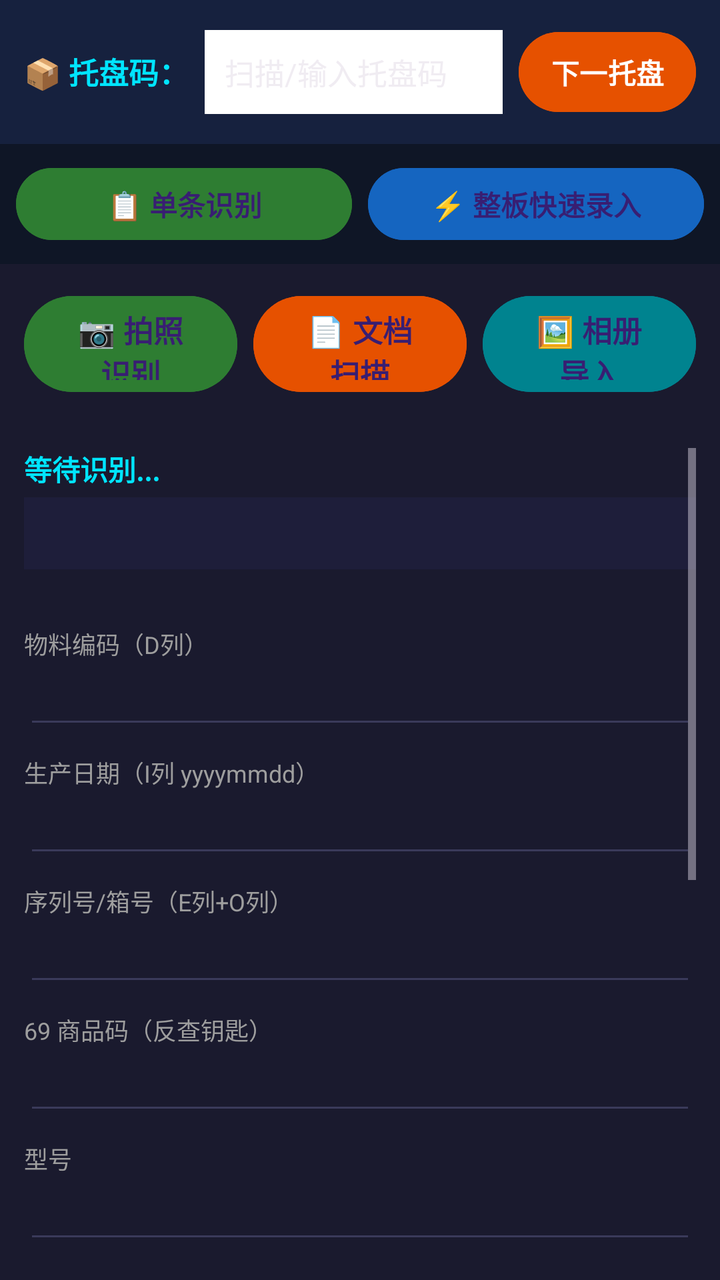
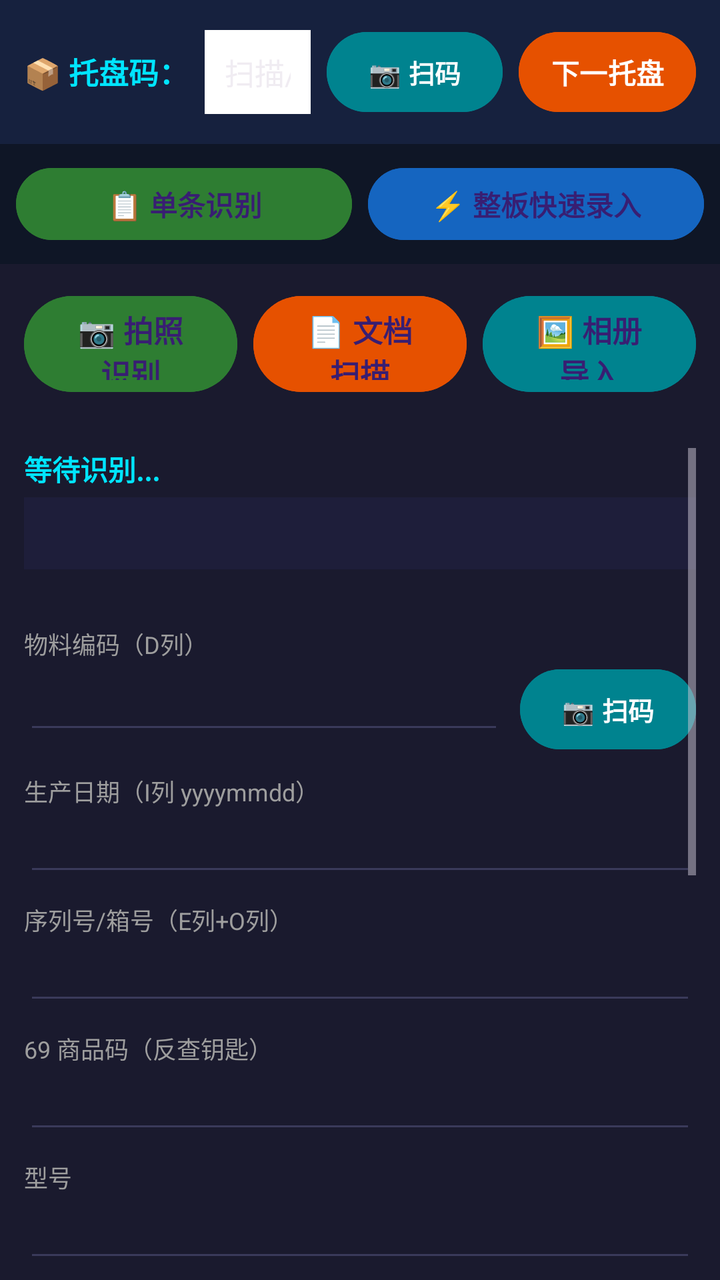

Compare the two renders of this Android layout. The source of the first and the diff that turns it into the second are given below.
<!-- AndroidManifest.xml: application theme Theme.LabelScanner -->
<!-- res/layout/activity_main.xml -->
<?xml version="1.0" encoding="utf-8"?>
<LinearLayout xmlns:android="http://schemas.android.com/apk/res/android"
    android:layout_width="match_parent"
    android:layout_height="match_parent"
    android:orientation="vertical"
    android:background="#1a1a2e">

    
    <LinearLayout
        android:id="@+id/trayBar"
        android:layout_width="match_parent"
        android:layout_height="wrap_content"
        android:orientation="horizontal"
        android:padding="12dp"
        android:background="#16213e"
        android:gravity="center_vertical">

        <TextView
            android:layout_width="wrap_content"
            android:layout_height="wrap_content"
            android:text="📦 托盘码："
            android:textColor="#00e5ff"
            android:textSize="15sp"
            android:textStyle="bold" />

        <EditText
            android:id="@+id/etTrayCode"
            android:layout_width="0dp"
            android:layout_height="wrap_content"
            android:layout_weight="1"
            android:layout_marginStart="8dp"
            android:background="@android:color/white"
            android:hint="扫描/输入托盘码"
            android:inputType="textCapCharacters"
            android:padding="10dp"
            android:textColor="#000000"
            android:textSize="15sp" />

        <Button
            android:id="@+id/btnNextTray"
            android:layout_width="wrap_content"
            android:layout_height="wrap_content"
            android:layout_marginStart="8dp"
            android:backgroundTint="#e65100"
            android:paddingHorizontal="16dp"
            android:text="下一托盘"
            android:textColor="#ffffff"
            android:textSize="14sp"
            android:textStyle="bold" />
    </LinearLayout>

    
    <LinearLayout
        android:layout_width="match_parent"
        android:layout_height="wrap_content"
        android:orientation="horizontal"
        android:padding="8dp"
        android:background="#0f1626"
        android:gravity="center">

        <Button
            android:id="@+id/btnModeSingle"
            android:layout_width="0dp"
            android:layout_height="44dp"
            android:layout_weight="1"
            android:backgroundTint="#2e7d32"
            android:text="📋 单条识别"
            android:textSize="14sp"
            android:textStyle="bold" />

        <Button
            android:id="@+id/btnModeBatch"
            android:layout_width="0dp"
            android:layout_height="44dp"
            android:layout_weight="1"
            android:layout_marginStart="8dp"
            android:backgroundTint="#1565c0"
            android:text="⚡ 整板快速录入"
            android:textSize="14sp"
            android:textStyle="bold" />
    </LinearLayout>

    
    <LinearLayout
        android:id="@+id/panelSingle"
        android:layout_width="match_parent"
        android:layout_height="0dp"
        android:layout_weight="1"
        android:orientation="vertical">

        
        <LinearLayout
            android:layout_width="match_parent"
            android:layout_height="wrap_content"
            android:orientation="horizontal"
            android:padding="12dp"
            android:gravity="center">

            <Button
                android:id="@+id/btnCamera"
                android:layout_width="0dp"
                android:layout_height="56dp"
                android:layout_weight="1"
                android:backgroundTint="#2e7d32"
                android:text="📷 拍照识别"
                android:textSize="15sp"
                android:textStyle="bold" />

            <Button
                android:id="@+id/btnDocScan"
                android:layout_width="0dp"
                android:layout_height="56dp"
                android:layout_weight="1"
                android:layout_marginStart="8dp"
                android:backgroundTint="#e65100"
                android:text="📄 文档扫描"
                android:textSize="15sp"
                android:textStyle="bold" />

            <Button
                android:id="@+id/btnGallery"
                android:layout_width="0dp"
                android:layout_height="56dp"
                android:layout_weight="1"
                android:layout_marginStart="8dp"
                android:backgroundTint="#00838f"
                android:text="🖼 相册导入"
                android:textSize="15sp"
                android:textStyle="bold" />
        </LinearLayout>

        
        <ScrollView
            android:layout_width="match_parent"
            android:layout_height="0dp"
            android:layout_weight="1"
            android:padding="12dp">

            <LinearLayout
                android:layout_width="match_parent"
                android:layout_height="wrap_content"
                android:orientation="vertical">

                <TextView
                    android:id="@+id/tvBarcodes"
                    android:layout_width="match_parent"
                    android:layout_height="wrap_content"
                    android:text="等待识别..."
                    android:textColor="#00e5ff"
                    android:textSize="14sp"
                    android:textStyle="bold" />

                <TextView
                    android:id="@+id/resultPanel"
                    android:layout_width="match_parent"
                    android:layout_height="wrap_content"
                    android:layout_marginTop="4dp"
                    android:minHeight="36dp"
                    android:padding="8dp"
                    android:textColor="#ffffff"
                    android:textSize="13sp"
                    android:background="@color/result_idle" />

                <TextView
                    android:id="@+id/tvExtras"
                    android:layout_width="match_parent"
                    android:layout_height="wrap_content"
                    android:layout_marginTop="4dp"
                    android:textColor="#ffd54f"
                    android:textSize="12sp" />

                
                <TextView style="@style/FieldLabel" android:text="物料编码（D列）" />
                <EditText
                    android:id="@+id/etMaterial"
                    style="@style/FieldInput" />

                <TextView style="@style/FieldLabel" android:text="生产日期（I列 yyyymmdd）" />
                <EditText
                    android:id="@+id/etDate"
                    style="@style/FieldInput"
                    android:inputType="number" />

                <TextView style="@style/FieldLabel" android:text="序列号/箱号（E列+O列）" />
                <EditText
                    android:id="@+id/etSn"
                    style="@style/FieldInput" />

                <TextView style="@style/FieldLabel" android:text="69 商品码（反查钥匙）" />
                <EditText
                    android:id="@+id/etEan69"
                    style="@style/FieldInput" />

                <TextView style="@style/FieldLabel" android:text="型号" />
                <EditText
                    android:id="@+id/etModel"
                    style="@style/FieldInput" />

                <TextView style="@style/FieldLabel" android:text="颜色" />
                <EditText
                    android:id="@+id/etColor"
                    style="@style/FieldInput" />

                <TextView style="@style/FieldLabel" android:text="硒鼓/耗材型号" />
                <EditText
                    android:id="@+id/etToner"
                    style="@style/FieldInput" />

                
                <LinearLayout
                    android:layout_width="match_parent"
                    android:layout_height="wrap_content"
                    android:layout_marginTop="16dp"
                    android:orientation="horizontal">

                    <Button
                        android:id="@+id/btnSave"
                        android:layout_width="0dp"
                        android:layout_height="64dp"
                        android:layout_weight="1"
                        android:backgroundTint="#2e7d32"
                        android:text="✅ 保存本条"
                        android:textSize="18sp"
                        android:textStyle="bold" />

                    <Button
                        android:id="@+id/btnDiscard"
                        android:layout_width="0dp"
                        android:layout_height="64dp"
                        android:layout_weight="1"
                        android:layout_marginStart="12dp"
                        android:backgroundTint="#c62828"
                        android:text="✖ 丢弃"
                        android:textSize="18sp"
                        android:textStyle="bold" />
                </LinearLayout>

                
                <LinearLayout
                    android:layout_width="match_parent"
                    android:layout_height="wrap_content"
                    android:layout_marginTop="12dp"
                    android:gravity="center_vertical"
                    android:orientation="horizontal">

                    <TextView
                        android:id="@+id/tvCount"
                        android:layout_width="0dp"
                        android:layout_height="wrap_content"
                        android:layout_weight="1"
                        android:text="📋 已保存 0 条"
                        android:textColor="#00e5ff"
                        android:textSize="14sp" />

                    <Button
                        android:id="@+id/btnList"
                        android:layout_width="wrap_content"
                        android:layout_height="56dp"
                        android:backgroundTint="#6a1b9a"
                        android:paddingHorizontal="20dp"
                        android:text="📋 数据列表"
                        android:textSize="15sp"
                        android:textStyle="bold" />

                    <Button
                        android:id="@+id/btnExport"
                        android:layout_width="wrap_content"
                        android:layout_height="56dp"
                        android:layout_marginStart="8dp"
                        android:backgroundTint="#1565c0"
                        android:paddingHorizontal="20dp"
                        android:text="📤 导出 CSV"
                        android:textSize="15sp"
                        android:textStyle="bold" />

                    <Button
                        android:id="@+id/btnExportWms"
                        android:layout_width="wrap_content"
                        android:layout_height="56dp"
                        android:layout_marginStart="8dp"
                        android:backgroundTint="#ad1457"
                        android:paddingHorizontal="20dp"
                        android:text="🏭 导出 WMS"
                        android:textSize="15sp"
                        android:textStyle="bold" />
                </LinearLayout>
            </LinearLayout>
        </ScrollView>
    </LinearLayout>

    
    <LinearLayout
        android:id="@+id/panelBatch"
        android:layout_width="match_parent"
        android:layout_height="0dp"
        android:layout_weight="1"
        android:orientation="vertical"
        android:visibility="gone">

        
        <LinearLayout
            android:layout_width="match_parent"
            android:layout_height="wrap_content"
            android:orientation="vertical"
            android:padding="12dp"
            android:background="#16213e">

            <TextView
                android:layout_width="match_parent"
                android:layout_height="wrap_content"
                android:text="📦 整板共享信息（填一次，自动应用到所有条码）"
                android:textColor="#00e5ff"
                android:textSize="14sp"
                android:textStyle="bold"
                android:paddingBottom="8dp" />

            <TextView style="@style/FieldLabel" android:text="物料编码（必填）" />
            <EditText
                android:id="@+id/etBatchMaterial"
                style="@style/FieldInput"
                android:hint="如：1234567890" />

            <TextView style="@style/FieldLabel" android:text="生产日期（必填，yyyymmdd）" />
            <EditText
                android:id="@+id/etBatchDate"
                style="@style/FieldInput"
                android:inputType="number"
                android:hint="如：20250809" />

            <TextView style="@style/FieldLabel" android:text="69 商品码（选填，用于反查）" />
            <EditText
                android:id="@+id/etBatchEan69"
                style="@style/FieldInput"
                android:hint="69开头13位" />

            <TextView style="@style/FieldLabel" android:text="型号/颜色/硒鼓（选填）" />
            <LinearLayout
                android:layout_width="match_parent"
                android:layout_height="wrap_content"
                android:orientation="horizontal">
                <EditText
                    android:id="@+id/etBatchModel"
                    style="@style/FieldInput"
                    android:layout_width="0dp"
                    android:layout_weight="1"
                    android:hint="型号" />
                <EditText
                    android:id="@+id/etBatchColor"
                    style="@style/FieldInput"
                    android:layout_width="0dp"
                    android:layout_weight="1"
                    android:layout_marginStart="8dp"
                    android:hint="颜色" />
                <EditText
                    android:id="@+id/etBatchToner"
                    style="@style/FieldInput"
                    android:layout_width="0dp"
                    android:layout_weight="1"
                    android:layout_marginStart="8dp"
                    android:hint="硒鼓" />
            </LinearLayout>

            <Button
                android:id="@+id/btnBatchApplyShared"
                android:layout_width="match_parent"
                android:layout_height="56dp"
                android:layout_marginTop="12dp"
                android:backgroundTint="#6a1b9a"
                android:text="✅ 确认共享信息，开始扫描序列号"
                android:textSize="16sp"
                android:textStyle="bold" />
        </LinearLayout>

        
        <LinearLayout
            android:layout_width="match_parent"
            android:layout_height="0dp"
            android:layout_weight="1"
            android:orientation="vertical"
            android:padding="12dp">

            <LinearLayout
                android:layout_width="match_parent"
                android:layout_height="wrap_content"
                android:orientation="horizontal"
                android:gravity="center_vertical"
                android:paddingBottom="8dp">

                <TextView
                    android:layout_width="wrap_content"
                    android:layout_height="wrap_content"
                    android:text="📷 扫描序列号条码（仅识别 SN，自动去重）"
                    android:textColor="#00e5ff"
                    android:textSize="14sp"
                    android:textStyle="bold" />

                <TextView
                    android:id="@+id/tvBatchScannedCount"
                    android:layout_width="0dp"
                    android:layout_height="wrap_content"
                    android:layout_weight="1"
                    android:gravity="end"
                    android:text="已扫 0 个"
                    android:textColor="#ffd54f"
                    android:textSize="14sp"
                    android:textStyle="bold" />
            </LinearLayout>

            
            <LinearLayout
                android:layout_width="match_parent"
                android:layout_height="wrap_content"
                android:orientation="horizontal"
                android:paddingBottom="12dp">

                <Button
                    android:id="@+id/btnBatchCamera"
                    android:layout_width="0dp"
                    android:layout_height="56dp"
                    android:layout_weight="1"
                    android:backgroundTint="#2e7d32"
                    android:text="📷 拍照扫码"
                    android:textSize="15sp"
                    android:textStyle="bold" />

                <Button
                    android:id="@+id/btnBatchGallery"
                    android:layout_width="0dp"
                    android:layout_height="56dp"
                    android:layout_weight="1"
                    android:layout_marginStart="8dp"
                    android:backgroundTint="#00838f"
                    android:text="🖼 相册导入"
                    android:textSize="15sp"
                    android:textStyle="bold" />
            </LinearLayout>

            
            <TextView
                android:layout_width="match_parent"
                android:layout_height="wrap_content"
                android:text="已扫序列号（可长按删除）"
                android:textColor="#ffffff"
                android:textSize="13sp"
                android:paddingBottom="4dp" />

            <androidx.recyclerview.widget.RecyclerView
                android:id="@+id/rvBatchSnList"
                android:layout_width="match_parent"
                android:layout_height="0dp"
                android:layout_weight="1" />

            
            <LinearLayout
                android:layout_width="match_parent"
                android:layout_height="wrap_content"
                android:layout_marginTop="12dp"
                android:gravity="center_vertical"
                android:orientation="horizontal">

                <TextView
                    android:id="@+id/tvBatchCount"
                    android:layout_width="0dp"
                    android:layout_height="wrap_content"
                    android:layout_weight="1"
                    android:text="📋 本托盘 0 条"
                    android:textColor="#00e5ff"
                    android:textSize="14sp" />

                <Button
                    android:id="@+id/btnBatchClear"
                    android:layout_width="wrap_content"
                    android:layout_height="56dp"
                    android:backgroundTint="#c62828"
                    android:paddingHorizontal="20dp"
                    android:text="🗑 清空重扫"
                    android:textSize="14sp"
                    android:textStyle="bold" />

                <Button
                    android:id="@+id/btnBatchSaveAll"
                    android:layout_width="wrap_content"
                    android:layout_height="56dp"
                    android:layout_marginStart="8dp"
                    android:backgroundTint="#2e7d32"
                    android:paddingHorizontal="20dp"
                    android:text="💾 批量保存"
                    android:textSize="15sp"
                    android:textStyle="bold" />
            </LinearLayout>
        </LinearLayout>
    </LinearLayout>
</LinearLayout>
<!-- resources referenced by this layout -->
<resources>
  <color name="result_idle">#1e1e3a</color>
  <style name="FieldInput">
          <item name="android:layout_width">match_parent</item>
          <item name="android:layout_height">wrap_content</item>
          <item name="android:backgroundTint">#3a3a5a</item>
          <item name="android:textColor">#ffffff</item>
          <item name="android:textSize">16sp</item>
          <item name="android:singleLine">true</item>
      </style>
  <style name="FieldLabel">
          <item name="android:layout_width">match_parent</item>
          <item name="android:layout_height">wrap_content</item>
          <item name="android:layout_marginTop">8dp</item>
          <item name="android:textSize">12sp</item>
          <item name="android:textColor">#9e9e9e</item>
      </style>
  <style name="Theme.LabelScanner" parent="Theme.Material3.Dark.NoActionBar">
          <item name="android:statusBarColor">@android:color/transparent</item>
          <item name="android:navigationBarColor">@android:color/transparent</item>
          <item name="android:windowDrawsSystemBarBackgrounds">true</item>
          <item name="android:windowLightStatusBar">false</item>
          <item name="android:windowLightNavigationBar">false</item>
      </style>
</resources>

<!-- the commit's change to res/layout/activity_main.xml (unified diff, before → after) -->
@@ -37,6 +37,18 @@
             android:textSize="15sp" />
 
         <Button
+            android:id="@+id/btnScanTrayCode"
+            android:layout_width="wrap_content"
+            android:layout_height="wrap_content"
+            android:layout_marginStart="8dp"
+            android:backgroundTint="#00838f"
+            android:paddingHorizontal="16dp"
+            android:text="📷 扫码"
+            android:textColor="#ffffff"
+            android:textSize="13sp"
+            android:textStyle="bold" />
+
+        <Button
             android:id="@+id/btnNextTray"
             android:layout_width="wrap_content"
             android:layout_height="wrap_content"
@@ -171,9 +183,27 @@
 
                 
                 <TextView style="@style/FieldLabel" android:text="物料编码（D列）" />
-                <EditText
-                    android:id="@+id/etMaterial"
-                    style="@style/FieldInput" />
+                            <LinearLayout
+                                android:layout_width="match_parent"
+                                android:layout_height="wrap_content"
+                                android:orientation="horizontal">
+                                <EditText
+                                    android:id="@+id/etMaterial"
+                                    style="@style/FieldInput"
+                                    android:layout_width="0dp"
+                                    android:layout_weight="1" />
+                                <Button
+                                    android:id="@+id/btnScanMaterial"
+                                    android:layout_width="wrap_content"
+                                    android:layout_height="wrap_content"
+                                    android:layout_marginStart="8dp"
+                                    android:backgroundTint="#00838f"
+                                    android:paddingHorizontal="16dp"
+                                    android:text="📷 扫码"
+                                    android:textColor="#ffffff"
+                                    android:textSize="13sp"
+                                    android:textStyle="bold" />
+                            </LinearLayout>
 
                 <TextView style="@style/FieldLabel" android:text="生产日期（I列 yyyymmdd）" />
                 <EditText
@@ -315,10 +345,28 @@
                 android:paddingBottom="8dp" />
 
             <TextView style="@style/FieldLabel" android:text="物料编码（必填）" />
-            <EditText
-                android:id="@+id/etBatchMaterial"
-                style="@style/FieldInput"
-                android:hint="如：1234567890" />
+            <LinearLayout
+                android:layout_width="match_parent"
+                android:layout_height="wrap_content"
+                android:orientation="horizontal">
+                <EditText
+                    android:id="@+id/etBatchMaterial"
+                    style="@style/FieldInput"
+                    android:layout_width="0dp"
+                    android:layout_weight="1"
+                    android:hint="如：1234567890" />
+                <Button
+                    android:id="@+id/btnScanBatchMaterial"
+                    android:layout_width="wrap_content"
+                    android:layout_height="wrap_content"
+                    android:layout_marginStart="8dp"
+                    android:backgroundTint="#00838f"
+                    android:paddingHorizontal="16dp"
+                    android:text="📷 扫码"
+                    android:textColor="#ffffff"
+                    android:textSize="13sp"
+                    android:textStyle="bold" />
+            </LinearLayout>
 
             <TextView style="@style/FieldLabel" android:text="生产日期（必填，yyyymmdd）" />
             <EditText
